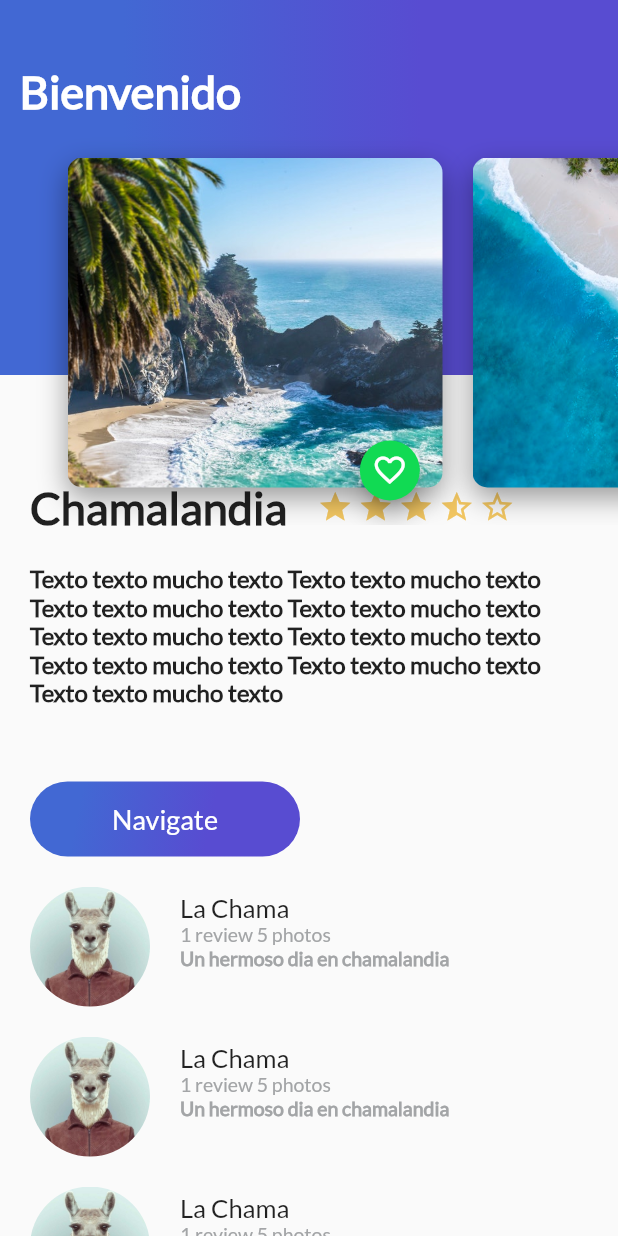
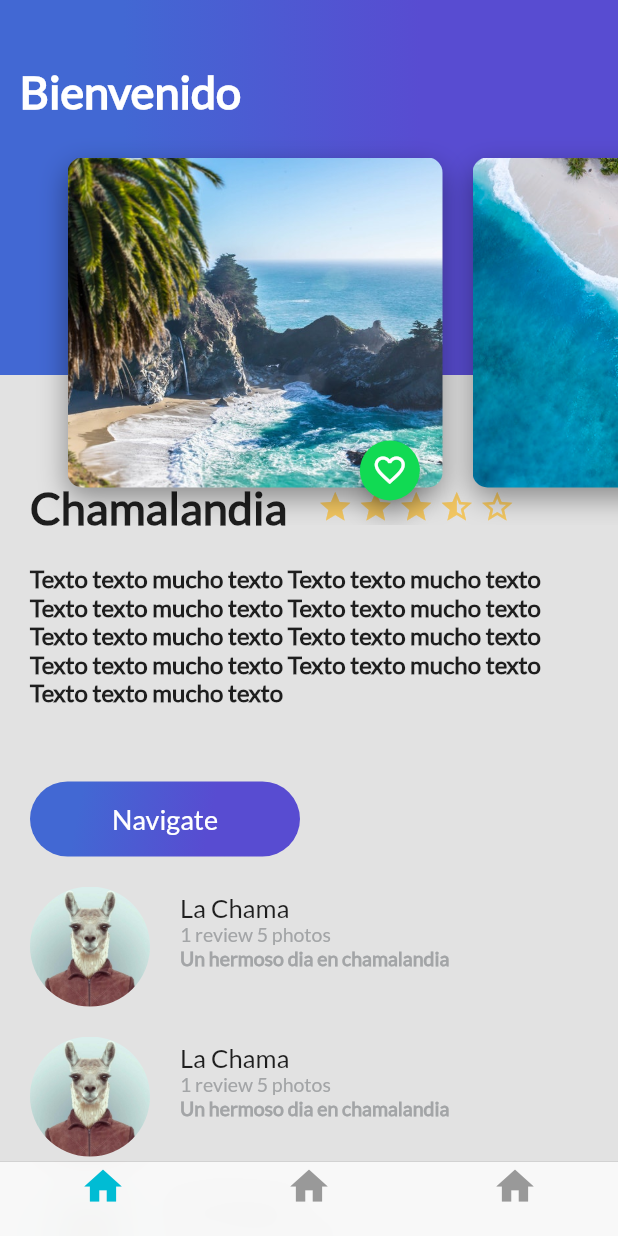
Before and after one commit to Netrhil/curso_flutter, a Flutter app: the screen it shows after launch, on a phone screen of 412 x 824 dp. Run offline on Flutter 3.47's test engine with Material 2 defaults, Android fonts, the phone set to English and light mode, and no system bars.

```diff
--- a/lib/floating_action_button_green.dart
+++ b/lib/floating_action_button_green.dart
@@ -10,14 +10,7 @@ class _FloatingActionButtonGreenState extends State<FloatingActionButtonGreen> {
 
   void onPressedFav() {
 
-    setState(() {
-      // This call to setState tells the Flutter framework that something has
-      // changed in this State, which causes it to rerun the build method below
-      // so that the display can reflect the updated values. If we changed
-      // _counter without calling setState(), then the build method would not be
-      // called again, and so nothing would appear to happen.
-      isFav=!isFav;
-    });
+    setState(() => isFav=!isFav );
 
      Scaffold.of(context).showSnackBar(
           SnackBar(
--- /dev/null
+++ b/lib/home_trips.dart
@@ -0,0 +1,21 @@
+import 'package:flutter/material.dart';
+import 'description_place.dart';
+import 'header_appbar.dart';
+import 'review_list.dart';
+
+class HomeTrips extends StatelessWidget {
+  @override
+  Widget build(BuildContext context) {
+    return Stack(
+          children: <Widget>[
+            ListView(
+              children: <Widget>[
+                DescriptionPlace("Texto texto mucho texto Texto texto mucho texto Texto texto mucho texto Texto texto mucho texto Texto texto mucho texto Texto texto mucho texto Texto texto mucho texto Texto texto mucho texto Texto texto mucho texto ", 4, "Chamalandia"),
+                ReviewList()
+              ],
+            ),
+            HeaderAppBar()
+          ],
+        );
+  }
+}
--- a/lib/main.dart
+++ b/lib/main.dart
@@ -1,9 +1,5 @@
 import 'package:flutter/material.dart';
-import 'description_place.dart';
-import 'review.dart';
-import 'review_list.dart';
-import 'gradient_back.dart';
-import 'header_appbar.dart';
+import 'navigation_trips.dart';
 
 void main() => runApp(MyApp());
 
@@ -25,21 +21,7 @@ class MyApp extends StatelessWidget {
         // is not restarted.
         primarySwatch: Colors.cyan,
       ),
-      home: Scaffold(
-
-        body: Stack(
-          children: <Widget>[
-            ListView(
-              children: <Widget>[
-                DescriptionPlace("Texto texto mucho texto Texto texto mucho texto Texto texto mucho texto Texto texto mucho texto Texto texto mucho texto Texto texto mucho texto Texto texto mucho texto Texto texto mucho texto Texto texto mucho texto ", 4, "Chamalandia"),
-                ReviewList()
-              ],
-            ),
-            HeaderAppBar()
-          ],
-        )
-
-      )
+      home: NavigationTrips()
     );
   }
 }
--- /dev/null
+++ b/lib/navigation_trips.dart
@@ -0,0 +1,75 @@
+import 'package:flutter/material.dart';
+import 'package:flutter/cupertino.dart';
+import 'home_trips.dart';
+import 'search_trips.dart';
+import 'profile_trips.dart';
+
+class NavigationTrips extends StatefulWidget {
+  _NavigationTripsState createState() => _NavigationTripsState();
+}
+
+class _NavigationTripsState extends State<NavigationTrips> {
+
+  int indexWidget = 0;
+
+  final List<Widget> widgetsChildren = [
+    HomeTrips(),
+    SearchTrips(),
+    ProfileTrips()
+  ];
+
+  void onTapTapped(int index) {
+    setState(() {indexWidget = index;});
+  }
+
+  @override
+  Widget build(BuildContext context) {
+
+    return Scaffold(
+      body: widgetsChildren[indexWidget],
+
+      bottomNavigationBar: CupertinoTabScaffold(
+        tabBar: CupertinoTabBar(
+           items: [
+            BottomNavigationBarItem(
+              icon: Icon(Icons.home),
+              title: Text("")
+            ),
+
+            BottomNavigationBarItem(
+              icon: Icon(Icons.home),
+              title: Text("")
+            ),
+
+            BottomNavigationBarItem(
+              icon: Icon(Icons.home),
+              title: Text("")
+            )
+          ],
+
+        ),
+
+        tabBuilder: (BuildContext context, int index) {
+          switch (index) {
+            case 0:
+              return CupertinoTabView(
+                builder: (BuildContext context) => HomeTrips(),
+              );
+              break;
+            case 1:
+              return CupertinoTabView(
+                builder: (BuildContext context) => SearchTrips(),
+              );
+              break;
+            case 2:
+              return CupertinoTabView(
+                builder: (BuildContext context) => ProfileTrips(),
+              );
+              break;
+
+          }
+        },
+      ),
+    );
+  }
+}
--- /dev/null
+++ b/lib/profile_trips.dart
@@ -0,0 +1,10 @@
+import 'package:flutter/material.dart';
+
+class ProfileTrips extends StatelessWidget {
+  @override
+  Widget build(BuildContext context) {
+    return Container(
+      color: Colors.indigo,
+    );
+  }
+}
--- /dev/null
+++ b/lib/search_trips.dart
@@ -0,0 +1,10 @@
+import 'package:flutter/material.dart';
+
+class SearchTrips extends StatelessWidget {
+  @override
+  Widget build(BuildContext context) {
+    return Container(
+      color: Colors.greenAccent,
+    );
+  }
+}
```
